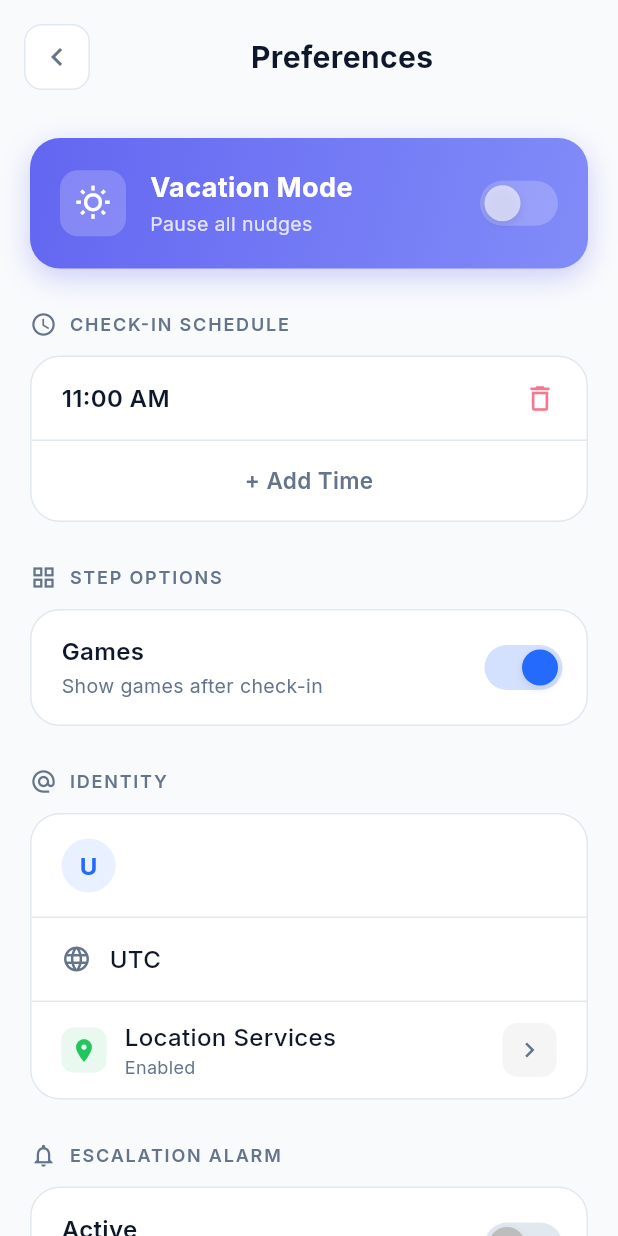
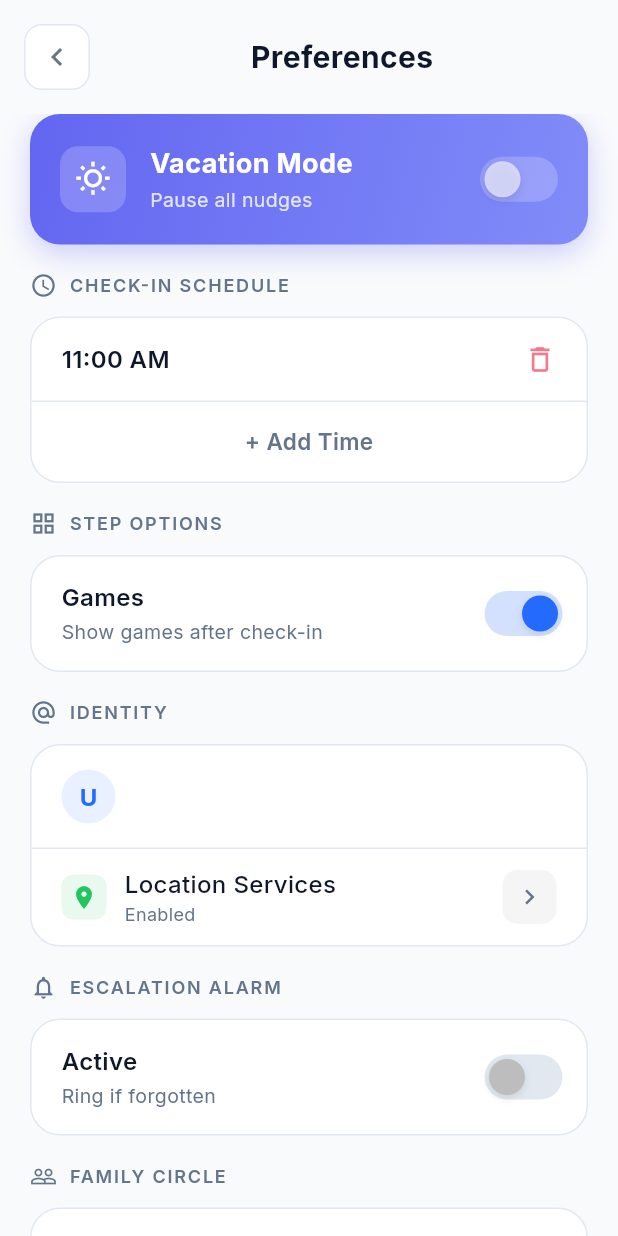
Before and after one commit to mimoriam/arbaz_app, a Flutter app: the screen it shows once a user with an empty profile is signed in, after a tap on "I am a Senior", after a tap on "Settings", on a phone screen of 412 x 824 dp. Run offline on Flutter 3.47's test engine with Material 3 defaults, Android fonts, the phone set to English and light mode, and no system bars; our stand-ins replace cloud_firestore, firebase_auth, firebase_core, flutter_form_builder, form_builder_validators, geocoding and 6 more; accounts and stored records are empty; generated files the repository leaves out were written again.

Commit message:
feat: Add initial core navigation bar screens for home, calendar, questionnaire, and comprehensive user settings.

```diff
--- a/lib/screens/navbar/calendar/calendar_screen.dart
+++ b/lib/screens/navbar/calendar/calendar_screen.dart
@@ -1001,7 +1001,7 @@ class _CalendarScreenState extends State<CalendarScreen>
                     Expanded(
                       child: _buildInfoChip(
                         icon: Icons.mood,
-                        label: 'Mood: ${latestRecord.mood}',
+                        label: 'Mood: ${_capitalize(latestRecord.mood!)}',
                         isDarkMode: isDarkMode,
                       ),
                     ),
@@ -1034,14 +1034,14 @@ class _CalendarScreenState extends State<CalendarScreen>
                     if (latestRecord.sleep != null)
                       _buildSimpleRow(
                         'Sleep Quality',
-                        latestRecord.sleep!,
+                        _capitalize(latestRecord.sleep!),
                         isDarkMode,
                       ),
                     if (latestRecord.energy != null) ...[
                       const SizedBox(height: 8),
                       _buildSimpleRow(
                         'Energy Level',
-                        latestRecord.energy!,
+                        _capitalize(latestRecord.energy!),
                         isDarkMode,
                       ),
                     ],
@@ -1095,6 +1095,14 @@ class _CalendarScreenState extends State<CalendarScreen>
         ),
       ],
     );
+  }
+
+  /// Capitalizes the first letter of a string and handles underscores
+  String _capitalize(String text) {
+    if (text.isEmpty) return text;
+    // Replace underscores with spaces and capitalize first letter
+    final formatted = text.replaceAll('_', ' ');
+    return formatted[0].toUpperCase() + formatted.substring(1);
   }
 
   Widget _buildStatusCard(
--- a/lib/screens/navbar/home/home_screen.dart
+++ b/lib/screens/navbar/home/home_screen.dart
@@ -40,6 +40,7 @@ class _SeniorHomeScreenState extends State<SeniorHomeScreen>
   SafetyStatus _currentStatus = SafetyStatus.safe;
   bool _isSendingHelp = false;
   bool _hasCheckedInToday = false;
+  bool _isLoadingCheckInStatus = true; // Prevents flicker/interaction until status loaded
   HomeAction _activeAction = HomeAction.none;
   int _currentStreak = 0; // Dynamic streak - loaded from Firestore
   late AnimationController _pulseController;
@@ -105,7 +106,8 @@ class _SeniorHomeScreenState extends State<SeniorHomeScreen>
 
       // Load Senior State for Check-in status
       final seniorState = await firestoreService.getSeniorState(user.uid);
-      if (mounted && seniorState != null) {
+      if (mounted) {
+        if (seniorState != null) {
           final lastCheckIn = seniorState.lastCheckIn;
           if (lastCheckIn != null) {
             final now = DateTime.now();
@@ -116,6 +118,7 @@ class _SeniorHomeScreenState extends State<SeniorHomeScreen>
             setState(() {
               _hasCheckedInToday = isToday;
               _currentStreak = seniorState.currentStreak;
+              _isLoadingCheckInStatus = false; // Status verified
               if (isToday) {
                  _currentStatus = SafetyStatus.safe;
                  _pulseController.stop();
@@ -124,7 +127,12 @@ class _SeniorHomeScreenState extends State<SeniorHomeScreen>
           } else {
             setState(() {
               _currentStreak = seniorState.currentStreak;
+              _isLoadingCheckInStatus = false; // Status verified (no check-in yet)
             });
+          }
+        } else {
+          // No senior state found - still mark as loaded
+          setState(() => _isLoadingCheckInStatus = false);
         }
 
         // Populate last check-in location from profile (stored during check-in)
@@ -387,7 +395,7 @@ class _SeniorHomeScreenState extends State<SeniorHomeScreen>
                         // Large Status Circle Button
                         _buildStatusButton(
                           isVacationMode: isVacationMode,
-                          isLoading: vacationProvider.isLoading,
+                          isLoading: vacationProvider.isLoading || _isLoadingCheckInStatus,
                         ),
 
                         SizedBox(height: screenHeight * 0.05),
@@ -729,7 +737,8 @@ class _SeniorHomeScreenState extends State<SeniorHomeScreen>
       statusIcon = Icons.check;
       statusText = "I'M SAFE";
       subtitleText = "You've checked in for today";
-      isClickable = false; // Not clickable after completion    } else if (_currentStatus == SafetyStatus.ok) {
+      isClickable = false; // Not clickable after completion
+    } else if (_currentStatus == SafetyStatus.ok) {
       // Yellow state - running late
       primaryColor = const Color(0xFFFFBF00); // Golden yellow
       secondaryColor = const Color(0xFFE5A800); // Darker yellow
--- a/lib/screens/navbar/settings/settings_screen.dart
+++ b/lib/screens/navbar/settings/settings_screen.dart
@@ -52,7 +52,11 @@ class _SettingsScreenState extends State<SettingsScreen> {
 
     // Listen for app lifecycle changes to refresh location permission
     _lifecycleListener = AppLifecycleListener(
-      onResume: () => _checkLocationPermission(),
+      onResume: () async {
+        // Small delay to ensure OS permission state is fully updated
+        await Future.delayed(const Duration(milliseconds: 300));
+        _checkLocationPermission();
+      },
     );
 
     // Pre-populate identity from Auth to avoid flash of default values
@@ -90,11 +94,15 @@ class _SettingsScreenState extends State<SettingsScreen> {
     final locationService = context.read<LocationService>();
     final permission = await locationService.checkPermission();
 
+    // Also check if system location services are enabled
+    final isServiceEnabled = await Geolocator.isLocationServiceEnabled();
+
     if (mounted) {
       setState(() {
         _isLocationEnabled =
-            permission == LocationPermission.whileInUse ||
-            permission == LocationPermission.always;
+            isServiceEnabled &&
+            (permission == LocationPermission.whileInUse ||
+             permission == LocationPermission.always);
       });
     }
   }
@@ -155,12 +163,11 @@ class _SettingsScreenState extends State<SettingsScreen> {
                 child: Column(
                   crossAxisAlignment: CrossAxisAlignment.start,
                   children: [
-                    const SizedBox(height: 16),
 
                     // Vacation Mode Card
                     _buildVacationModeCard(isDarkMode),
 
-                    const SizedBox(height: 28),
+                    const SizedBox(height: 18),
 
                     // Check-in Schedule Section
                     _buildSectionHeader(
@@ -171,7 +178,7 @@ class _SettingsScreenState extends State<SettingsScreen> {
                     const SizedBox(height: 12),
                     _buildCheckInSchedule(isDarkMode),
 
-                    const SizedBox(height: 28),
+                    const SizedBox(height: 18),
 
                     // Step Options Section
                     _buildSectionHeader(
@@ -182,7 +189,7 @@ class _SettingsScreenState extends State<SettingsScreen> {
                     const SizedBox(height: 12),
                     _buildStepOptions(isDarkMode),
 
-                    const SizedBox(height: 28),
+                    const SizedBox(height: 18),
 
                     // Identity Section
                     _buildSectionHeader(
@@ -193,7 +200,7 @@ class _SettingsScreenState extends State<SettingsScreen> {
                     const SizedBox(height: 12),
                     _buildIdentitySection(isDarkMode),
 
-                    const SizedBox(height: 28),
+                    const SizedBox(height: 18),
 
                     // Escalation Alarm Section
                     _buildSectionHeader(
@@ -204,7 +211,7 @@ class _SettingsScreenState extends State<SettingsScreen> {
                     const SizedBox(height: 12),
                     _buildEscalationAlarm(isDarkMode),
 
-                    const SizedBox(height: 28),
+                    const SizedBox(height: 18),
 
                     // Family Circle Section
                     _buildSectionHeader(
@@ -215,12 +222,12 @@ class _SettingsScreenState extends State<SettingsScreen> {
                     const SizedBox(height: 12),
                     _buildFamilyCircle(isDarkMode),
 
-                    const SizedBox(height: 16),
+                    const SizedBox(height: 18),
 
                     // Generate Invite Code Card
                     _buildGenerateInviteCodeCard(isDarkMode),
 
-                    const SizedBox(height: 28),
+                    const SizedBox(height: 18),
 
                     // Family Dashboard Section
                     _buildSectionHeader(
@@ -231,12 +238,12 @@ class _SettingsScreenState extends State<SettingsScreen> {
                     const SizedBox(height: 12),
                     _buildFamilyDashboardCard(isDarkMode),
 
-                    const SizedBox(height: 24),
+                    const SizedBox(height: 12),
 
                     // Safety Vault Card
                     _buildSafetyVaultCard(isDarkMode),
 
-                    const SizedBox(height: 24),
+                    const SizedBox(height: 18),
 
                     // Logout Button
                     _buildLogoutButton(isDarkMode),
@@ -759,38 +766,38 @@ class _SettingsScreenState extends State<SettingsScreen> {
             ),
           ),
 
-          // Divider
-          Divider(
-            height: 1,
-            color: isDarkMode ? AppColors.borderDark : AppColors.borderLight,
-          ),
-
-          // Timezone
-          Padding(
-            padding: const EdgeInsets.symmetric(horizontal: 20, vertical: 16),
-            child: Row(
-              children: [
-                Icon(
-                  Icons.language,
-                  size: 20,
-                  color: isDarkMode
-                      ? AppColors.textSecondaryDark
-                      : AppColors.textSecondary,
-                ),
-                const SizedBox(width: 12),
-                Text(
-                  _timezone,
-                  style: GoogleFonts.inter(
-                    fontSize: 16,
-                    fontWeight: FontWeight.w500,
-                    color: isDarkMode
-                        ? AppColors.textPrimaryDark
-                        : AppColors.textPrimary,
-                  ),
-                ),
-              ],
-            ),
-          ),
+          // // Divider
+          // Divider(
+          //   height: 1,
+          //   color: isDarkMode ? AppColors.borderDark : AppColors.borderLight,
+          // ),
+
+          // // Timezone
+          // Padding(
+          //   padding: const EdgeInsets.symmetric(horizontal: 20, vertical: 16),
+          //   child: Row(
+          //     children: [
+          //       Icon(
+          //         Icons.language,
+          //         size: 20,
+          //         color: isDarkMode
+          //             ? AppColors.textSecondaryDark
+          //             : AppColors.textSecondary,
+          //       ),
+          //       const SizedBox(width: 12),
+          //       Text(
+          //         _timezone,
+          //         style: GoogleFonts.inter(
+          //           fontSize: 16,
+          //           fontWeight: FontWeight.w500,
+          //           color: isDarkMode
+          //               ? AppColors.textPrimaryDark
+          //               : AppColors.textPrimary,
+          //         ),
+          //       ),
+          //     ],
+          //   ),
+          // ),
 
           if (_locationAddress != null) ...[
             // Divider
@@ -889,10 +896,9 @@ class _SettingsScreenState extends State<SettingsScreen> {
                 ),
                 GestureDetector(
                   onTap: () async {
+                    // Opens system location settings
+                    // The onResume callback will refresh permission state when user returns
                     await Geolocator.openLocationSettings();
-                    if (mounted) {
-                      _checkLocationPermission();
-                    }
                   },
                   child: Container(
                     padding: const EdgeInsets.all(8),
--- a/lib/screens/questionnaire/questionnaire_screen.dart
+++ b/lib/screens/questionnaire/questionnaire_screen.dart
@@ -30,7 +30,7 @@ class _QuestionnaireScreenState extends State<QuestionnaireScreen>
   late Animation<double> _card2Fade;
   late Animation<Offset> _card2Slide;
 
-  bool _isSelecting = false;
+  String? _selectingRole;
 
   @override
   void initState() {
@@ -94,12 +94,12 @@ class _QuestionnaireScreenState extends State<QuestionnaireScreen>
 
   Future<void> _selectRole(String role) async {
     // Guard against repeated taps
-    if (_isSelecting) return;
+    if (_selectingRole != null) return;
 
     final user = FirebaseAuth.instance.currentUser;
     if (user == null) return;
 
-    setState(() => _isSelecting = true);
+    setState(() => _selectingRole = role);
 
     final firestoreService = context.read<FirestoreService>();
     final rolePreferenceService = context.read<RolePreferenceService>();
@@ -137,7 +137,7 @@ class _QuestionnaireScreenState extends State<QuestionnaireScreen>
       }
     } finally {
       if (mounted) {
-        setState(() => _isSelecting = false);
+        setState(() => _selectingRole = null);
       }
     }
   }
@@ -225,7 +225,8 @@ class _QuestionnaireScreenState extends State<QuestionnaireScreen>
                       icon: Icons.home_outlined,
                       color: AppColors.primaryBlue,
                       onTap: () => _selectRole('senior'),
-                      isDisabled: _isSelecting,
+                      isLoading: _selectingRole == 'senior',
+                      isDisabled: _selectingRole != null,
                     ),
                   ),
                 ),
@@ -243,7 +244,8 @@ class _QuestionnaireScreenState extends State<QuestionnaireScreen>
                       icon: Icons.people_outline,
                       color: AppColors.successGreen,
                       onTap: () => _selectRole('family'),
-                      isDisabled: _isSelecting,
+                      isLoading: _selectingRole == 'family',
+                      isDisabled: _selectingRole != null,
                     ),
                   ),
                 ),
@@ -263,6 +265,7 @@ class _QuestionnaireScreenState extends State<QuestionnaireScreen>
     required IconData icon,
     required Color color,
     required VoidCallback onTap,
+    bool isLoading = false,
     bool isDisabled = false,
   }) {
     final isDarkMode = Theme.of(context).brightness == Brightness.dark;
@@ -315,7 +318,7 @@ class _QuestionnaireScreenState extends State<QuestionnaireScreen>
                       color: color.withValues(alpha: 0.1),
                       borderRadius: BorderRadius.circular(14),
                     ),
-                    child: isDisabled
+                    child: isLoading
                         ? SizedBox(
                             width: 28,
                             height: 28,
```
Lines whose indentation alone changed are shown as unchanged.
